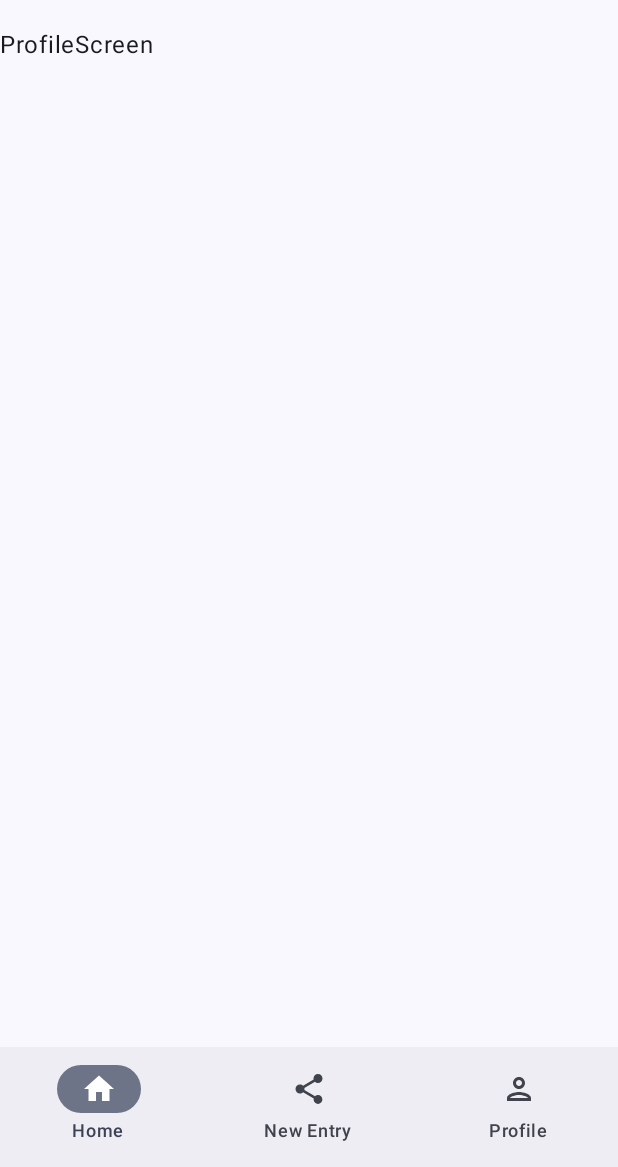
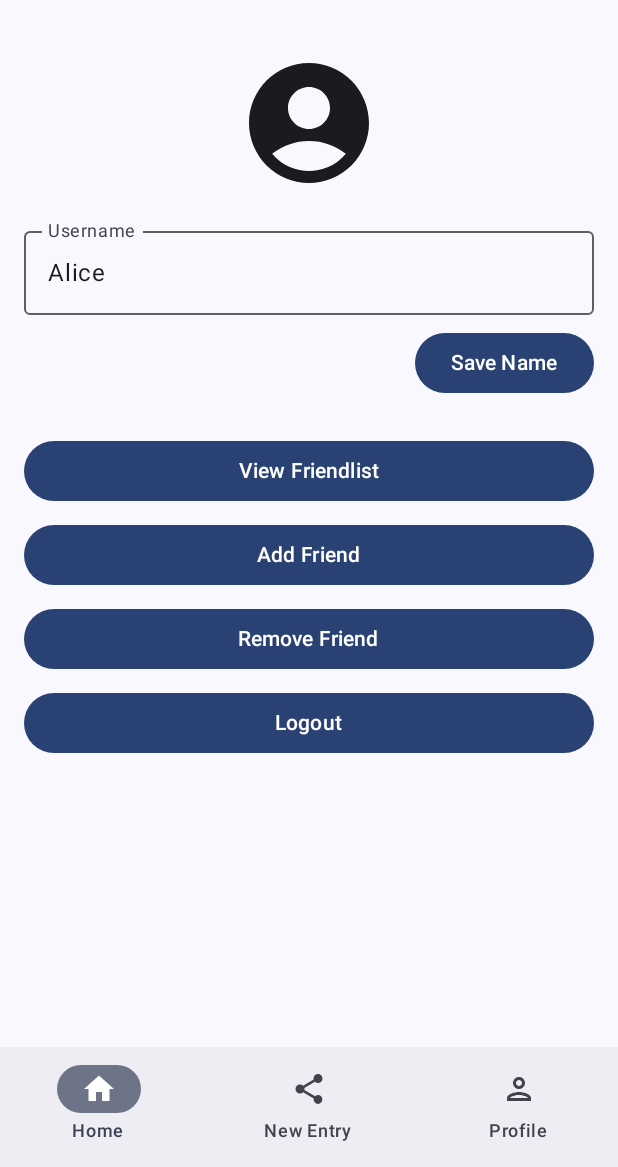
Before and after one commit to mariuskuehnast/MoCo_2025_Team_1, an Android app built with Jetpack Compose: the ProfileScreen screen opened through its navigation route, on a phone screen of 412 x 824 dp, the part 69-1236 px from its top. Run offline under Robolectric (Android 15) with nearby library versions, the phone set to English and light mode, and no system bars; our stand-ins replace Room's generated code.

Commit message:
Implement Profile screen

```diff
--- a/app/src/main/java/com/example/moco2025team1/model/daos/UserDao.kt
+++ b/app/src/main/java/com/example/moco2025team1/model/daos/UserDao.kt
@@ -18,6 +18,9 @@ interface UserDao {
     @Query("SELECT * FROM users")
     suspend fun getAllUsers(): List<User>
 
+    @Query("SELECT * FROM users")
+    fun getAllUsersFlow(): Flow<List<User>>
+
     @Insert(onConflict = OnConflictStrategy.IGNORE)
     suspend fun insertUser(user: User): Long
 
--- a/app/src/main/java/com/example/moco2025team1/model/stores/ProfileStore.kt
+++ b/app/src/main/java/com/example/moco2025team1/model/stores/ProfileStore.kt
@@ -39,6 +39,9 @@ class ProfileStore(
     suspend fun getFriendsOnce(userId: Long): List<User> =
         getUserWithFriendsFlow(userId).first().friends
 
+    fun getAllUsersFlow(): Flow<List<User>> =
+        userDao.getAllUsersFlow()
+
     suspend fun updateUserName(userId: Long, newName: String) =
         userDao.updateUserName(userId, newName)
 
--- a/app/src/main/java/com/example/moco2025team1/ui/screens/ProfileScreen.kt
+++ b/app/src/main/java/com/example/moco2025team1/ui/screens/ProfileScreen.kt
@@ -1,9 +1,159 @@
 package com.example.moco2025team1.ui.screens
 
-import androidx.compose.material3.Text
-import androidx.compose.runtime.Composable
+import androidx.compose.foundation.layout.*
+import androidx.compose.material.icons.Icons
+import androidx.compose.material.icons.filled.AccountCircle
+import androidx.compose.material3.*
+import androidx.compose.runtime.*
+import androidx.compose.ui.Alignment
+import androidx.compose.ui.Modifier
+import androidx.compose.ui.unit.dp
+import androidx.lifecycle.viewmodel.compose.viewModel
+import com.example.moco2025team1.ui.composables.ContactPicker
+import com.example.moco2025team1.viewmodel.ProfileViewModel
+import androidx.compose.material3.rememberBottomSheetScaffoldState
+import kotlinx.coroutines.launch
 
+private enum class PickerMode { VIEW, ADD, REMOVE }
+
+@OptIn(ExperimentalMaterial3Api::class)
 @Composable
-fun ProfileScreen(){
-    Text("ProfileScreen")
+fun ProfileScreen(
+    viewModel: ProfileViewModel = viewModel()
+) {
+    val user     by viewModel.user.collectAsState()
+    val friends  by viewModel.friends.collectAsState()
+    val allUsers by viewModel.allUsers.collectAsState()
+
+    val nameInput  by viewModel.nameInput.collectAsState()
+    val canSave    by viewModel.canSaveName.collectAsState()
+
+    val scope = rememberCoroutineScope()
+    val scaffoldState = rememberBottomSheetScaffoldState()
+    var pickerMode by remember { mutableStateOf<PickerMode?>(null) }
+
+    BottomSheetScaffold(
+        scaffoldState = scaffoldState,
+        sheetPeekHeight = 0.dp,
+        sheetContent = {
+            when (pickerMode) {
+                PickerMode.VIEW -> ContactPicker(
+                    title      = "Your Friends",
+                    candidates = friends,
+                    onConfirm  = {  },
+                    onDismiss  = {
+                        scope.launch {
+                            scaffoldState.bottomSheetState.partialExpand()
+                            pickerMode = null
+                        }
+                    }
+                )
+
+                PickerMode.ADD -> ContactPicker(
+                    title      = "Add Friend",
+                    candidates = allUsers.filter { it.id !in friends.map { f -> f.id } },
+                    onConfirm  = { picked ->
+                        scope.launch {
+                            scaffoldState.bottomSheetState.partialExpand()
+                            pickerMode = null
+                            picked.forEach { viewModel.addFriend(it.id) }
+                        }
+                    },
+                    onDismiss  = {
+                        scope.launch {
+                            scaffoldState.bottomSheetState.partialExpand()
+                            pickerMode = null
+                        }
+                    }
+                )
+
+                PickerMode.REMOVE -> ContactPicker(
+                    title      = "Remove Friend",
+                    candidates = friends,
+                    onConfirm  = { picked ->
+                        scope.launch {
+                            scaffoldState.bottomSheetState.partialExpand()
+                            pickerMode = null
+                            picked.forEach { viewModel.removeFriend(it.id) }
+                        }
+                    },
+                    onDismiss  = {
+                        scope.launch {
+                            scaffoldState.bottomSheetState.partialExpand()
+                            pickerMode = null
+                        }
+                    }
+                )
+
+                else -> Spacer(Modifier.height(1.dp))
+            }
+        }
+    ) { innerPadding ->
+        Column(
+            modifier            = Modifier
+                .fillMaxSize()
+                .padding(innerPadding)
+                .padding(16.dp),
+            horizontalAlignment = Alignment.CenterHorizontally
+        ) {
+            Icon(
+                imageVector        = Icons.Default.AccountCircle,
+                contentDescription = null,
+                modifier           = Modifier.size(96.dp)
+            )
+            Spacer(Modifier.height(16.dp))
+
+            OutlinedTextField(
+                value         = nameInput,
+                onValueChange = viewModel::onNameInputChange,
+                label         = { Text("Username") },
+                modifier      = Modifier.fillMaxWidth()
+            )
+
+            Button(
+                enabled = canSave,
+                onClick = viewModel::saveName,
+                modifier = Modifier
+                    .align(Alignment.End)
+                    .padding(top = 8.dp)
+            ) { Text("Save Name") }
+            Spacer(Modifier.height(24.dp))
+
+            Button(onClick = {
+                pickerMode = PickerMode.VIEW
+                scope.launch { scaffoldState.bottomSheetState.expand() }
+            },
+                modifier = Modifier.fillMaxWidth()
+            ) {
+                Text("View Friendlist")
+            }
+            Spacer(Modifier.height(8.dp))
+
+            Button(onClick = {
+                pickerMode = PickerMode.ADD
+                scope.launch { scaffoldState.bottomSheetState.expand() }
+            },
+                modifier = Modifier.fillMaxWidth()
+            ) {
+                Text("Add Friend")
+            }
+            Spacer(Modifier.height(8.dp))
+
+            Button(onClick = {
+                pickerMode = PickerMode.REMOVE
+                scope.launch { scaffoldState.bottomSheetState.expand() }
+            },
+                modifier = Modifier.fillMaxWidth()
+            ) {
+                Text("Remove Friend")
+            }
+            Spacer(Modifier.height(8.dp))
+
+            Button(onClick = { /* TODO: logout */ },
+                modifier = Modifier.fillMaxWidth()
+            ) {
+                Text("Logout")
+            }
+        }
+    }
 }
--- a/app/src/main/java/com/example/moco2025team1/viewmodel/ProfileViewModel.kt
+++ b/app/src/main/java/com/example/moco2025team1/viewmodel/ProfileViewModel.kt
@@ -11,6 +11,9 @@ import kotlinx.coroutines.Dispatchers
 import kotlinx.coroutines.flow.MutableStateFlow
 import kotlinx.coroutines.flow.SharingStarted
 import kotlinx.coroutines.flow.StateFlow
+import kotlinx.coroutines.flow.asStateFlow
+import kotlinx.coroutines.flow.filterNotNull
+import kotlinx.coroutines.flow.map
 import kotlinx.coroutines.flow.stateIn
 import kotlinx.coroutines.launch
 
@@ -24,15 +27,59 @@ class ProfileViewModel(app: Application) : AndroidViewModel(app) {
     // until we have real auth, we'll just load userId = 1
     private val currentUserId: Long = 1L
 
+    private val _nameInput = MutableStateFlow("")
+    val nameInput: StateFlow<String> = _nameInput.asStateFlow()
+
+    val canSaveName: StateFlow<Boolean> =
+        nameInput.map { it.isNotBlank() }
+            .stateIn(viewModelScope, SharingStarted.Eagerly, false)
+
+    val user: StateFlow<User?> =
+        profileStore
+            .getUserWithFriendsFlow(currentUserId)
+            .map { it.user }
+            .stateIn(
+                scope = viewModelScope,
+                started = SharingStarted.WhileSubscribed(5_000),
+                initialValue = null
+            )
+
     init {
         viewModelScope.launch(Dispatchers.IO) {
             profileStore.init()
+        }
+
+        viewModelScope.launch {
+            user
+                .filterNotNull()
+                .collect { user ->
+                    _nameInput.value = user.userName
+                }
+        }
+    }
+
+    fun onNameInputChange(newText: String) {
+        _nameInput.value = newText
+    }
+
+    fun saveName() {
+        if (canSaveName.value) {
+            updateUserName(_nameInput.value)
         }
     }
 
     val friends: StateFlow<List<User>> =
         profileStore
             .getFriendsFlow(currentUserId)
+            .stateIn(
+                scope = viewModelScope,
+                started = SharingStarted.WhileSubscribed(5_000),
+                initialValue = emptyList()
+            )
+
+    val allUsers: StateFlow<List<User>> =
+        profileStore
+            .getAllUsersFlow()
             .stateIn(
                 scope = viewModelScope,
                 started = SharingStarted.WhileSubscribed(5_000),
```
Also changed, not shown: app/src/main/java/com/example/moco2025team1/ui/composables/ContactPicker.kt (added, +72 -0 lines).
